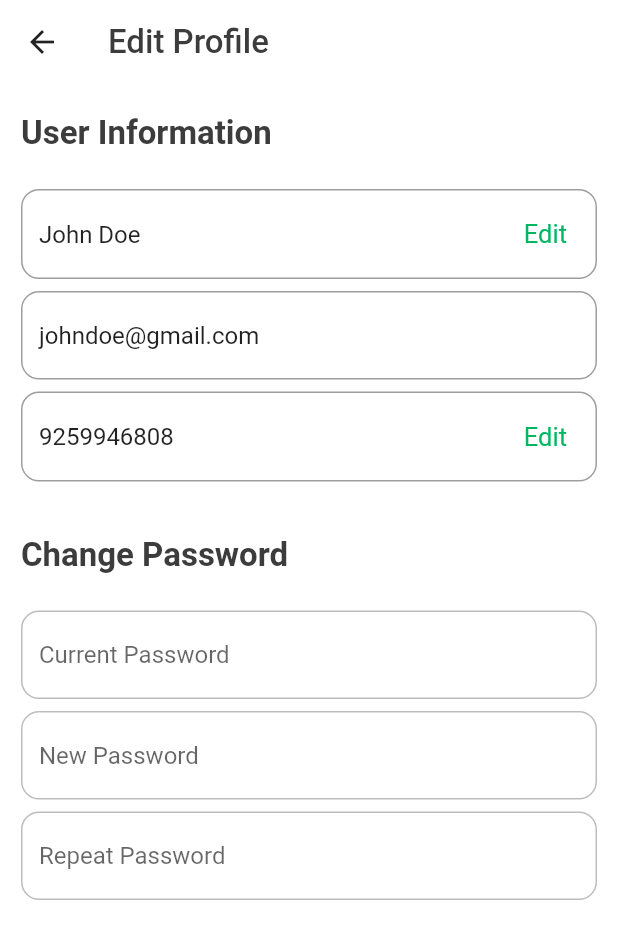
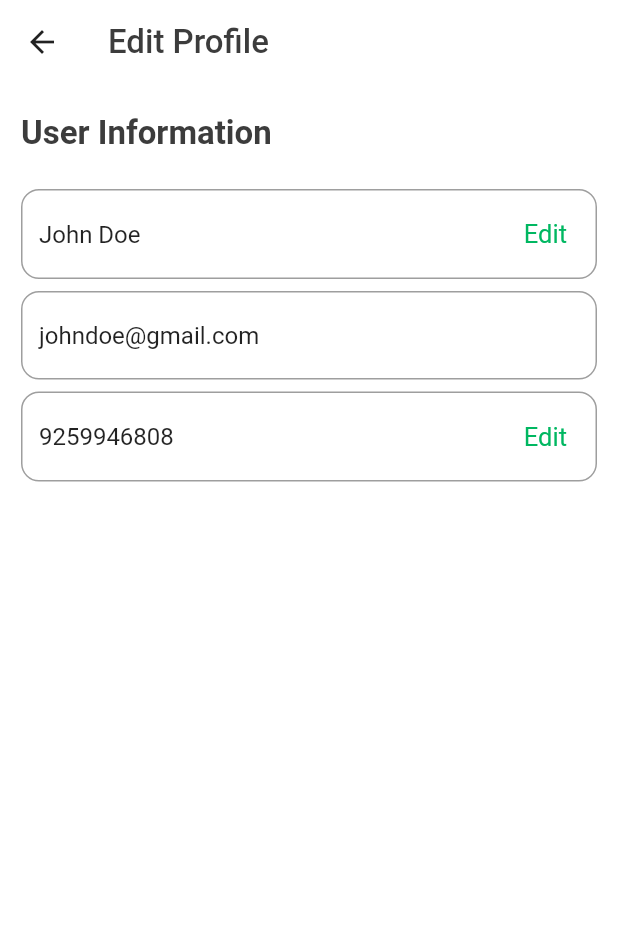
Before and after one commit to objectorientguy/onecart_user_app, a Flutter app: the EditProfileScreen screen opened by its route, on a phone screen of 412 x 824 dp. Shown: the top 939 px of the screen. Run offline on Flutter 3.47's test engine with Material 2 defaults, Android fonts, the phone set to English and light mode, and no system bars; our stand-ins replace cached_network_image, carousel_slider, dio, flutter_bloc, get_it, shared_preferences; missing offline and left inert: favorite_button, zoom_widget; accounts and stored records are empty; network calls fail.

Commit message:
OC:124-Fix edit profile UI

```diff
--- a/lib/Screens/profile/edit_profie_screen.dart
+++ b/lib/Screens/profile/edit_profie_screen.dart
@@ -5,7 +5,7 @@ import 'package:onecart_user_app/configs/app_theme.dart';
 
 import '../../configs/app_color.dart';
 import '../../configs/app_dimensions.dart';
-import '../../widgets/text_field_widget.dart';
+
 import 'edit_field_screen.dart';
 
 class EditProfileScreen extends StatelessWidget {
@@ -18,10 +18,6 @@ class EditProfileScreen extends StatelessWidget {
     TextEditingController nameController = TextEditingController();
     TextEditingController emailController = TextEditingController();
     TextEditingController phoneController = TextEditingController();
-    TextEditingController oldPasswordController = TextEditingController();
-    TextEditingController newPasswordController = TextEditingController();
-    TextEditingController newPasswordConfirmController =
-        TextEditingController();
 
     nameController.value = const TextEditingValue(text: 'John Doe');
     emailController.value = const TextEditingValue(text: 'johndoe@gmail.com');
@@ -107,31 +103,6 @@ class EditProfileScreen extends StatelessWidget {
                   ),
                 ),
               ),
-              const SizedBox(height: smallSpacing),
-              Text('Change Password',
-                  style: Theme.of(context)
-                      .textTheme
-                      .xLarge
-                      .copyWith(fontWeight: FontWeight.w600)),
-              const SizedBox(height: smallestSpacing),
-              TextFieldWidget(
-                controller: oldPasswordController,
-                onTextFieldChanged: (String textField) {},
-                hintText: 'Current Password',
-              ),
-              const SizedBox(height: xxxTinierSpacing),
-              TextFieldWidget(
-                controller: newPasswordController,
-                onTextFieldChanged: (String textField) {},
-                hintText: 'New Password',
-              ),
-              const SizedBox(height: xxxTinierSpacing),
-              TextFieldWidget(
-                onTextFieldChanged: (String textField) {},
-                controller: newPasswordConfirmController,
-                hintText: 'Repeat Password',
-              ),
-              const SizedBox(height: smallSpacing),
             ],
           ),
         ),
--- a/lib/Screens/profile/widgets/profile_list_options_two.dart
+++ b/lib/Screens/profile/widgets/profile_list_options_two.dart
@@ -38,7 +38,7 @@ class ProfileOptionsListTwo extends StatelessWidget {
       ),
       const ProfileListWidget(
         title: 'Sign Out',
-        description: 'Legal Information',
+        description: 'Sign out from account',
         icon: Icons.logout_rounded,
       ),
       const SizedBox(height: xxSmallerSpacing),
```
